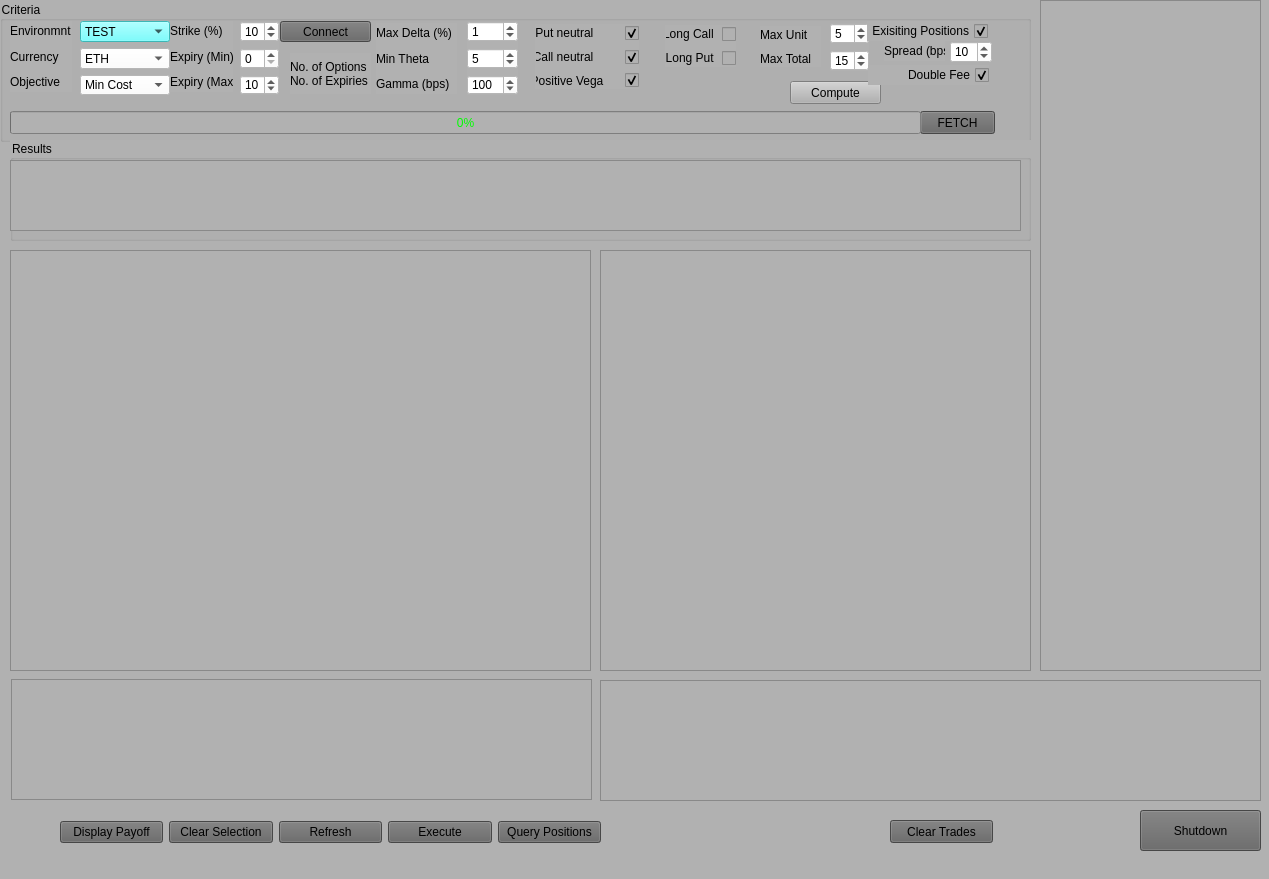
The window that UI/optionAtilla.ui (NickyBenz/optionAtilla) describes before a commit, drawn with Qt 5.
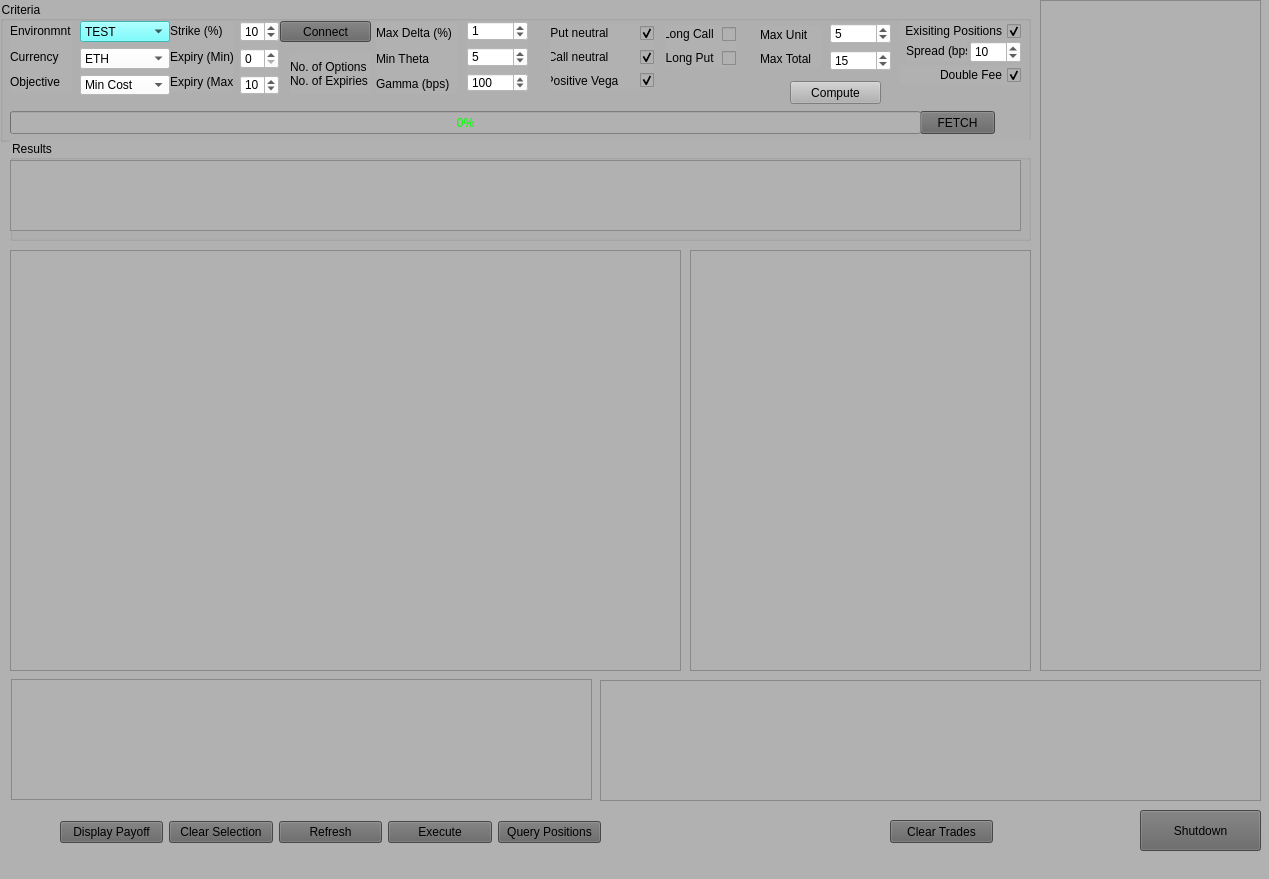
The same window after the commit.

The edit to the form file:
```diff
--- a/UI/optionAtilla.ui
+++ b/UI/optionAtilla.ui
@@ -166,8 +166,8 @@
       <rect>
        <x>467</x>
        <y>20</y>
-       <width>51</width>
-       <height>74</height>
+       <width>61</width>
+       <height>71</height>
       </rect>
      </property>
      <layout class="QVBoxLayout" name="verticalLayout_2">
@@ -180,6 +180,9 @@
         <property name="readOnly">
          <bool>false</bool>
         </property>
+        <property name="maximum">
+         <number>999</number>
+        </property>
         <property name="value">
          <number>1</number>
         </property>
@@ -331,7 +334,7 @@
     <widget class="QWidget" name="layoutWidget">
      <property name="geometry">
       <rect>
-       <x>535</x>
+       <x>550</x>
        <y>23</y>
        <width>104</width>
        <height>65</height>
@@ -448,7 +451,7 @@
       <rect>
        <x>830</x>
        <y>22</y>
-       <width>39</width>
+       <width>61</width>
        <height>48</height>
       </rect>
      </property>
@@ -462,6 +465,9 @@
         <property name="readOnly">
          <bool>false</bool>
         </property>
+        <property name="maximum">
+         <number>999</number>
+        </property>
         <property name="value">
          <number>5</number>
         </property>
@@ -476,6 +482,9 @@
         <property name="readOnly">
          <bool>false</bool>
         </property>
+        <property name="maximum">
+         <number>999</number>
+        </property>
         <property name="value">
          <number>15</number>
         </property>
@@ -531,7 +540,7 @@
     <widget class="QCheckBox" name="checkPositions">
      <property name="geometry">
       <rect>
-       <x>867</x>
+       <x>900</x>
        <y>20</y>
        <width>121</width>
        <height>20</height>
@@ -550,9 +559,9 @@
     <widget class="QSpinBox" name="spinBoxSpread">
      <property name="geometry">
       <rect>
-       <x>950</x>
+       <x>970</x>
        <y>40</y>
-       <width>42</width>
+       <width>51</width>
        <height>22</height>
       </rect>
      </property>
@@ -570,7 +579,7 @@
     <widget class="QLabel" name="labelSpread">
      <property name="geometry">
       <rect>
-       <x>884</x>
+       <x>906</x>
        <y>40</y>
        <width>61</width>
        <height>20</height>
@@ -583,7 +592,7 @@
     <widget class="QCheckBox" name="checkDoubleFee">
      <property name="geometry">
       <rect>
-       <x>868</x>
+       <x>900</x>
        <y>64</y>
        <width>121</width>
        <height>20</height>
@@ -684,7 +693,7 @@
      <rect>
       <x>10</x>
       <y>250</y>
-      <width>581</width>
+      <width>671</width>
       <height>421</height>
      </rect>
     </property>
@@ -707,9 +716,9 @@
    <widget class="QTableView" name="tableViewPositions">
     <property name="geometry">
      <rect>
-      <x>600</x>
+      <x>690</x>
       <y>250</y>
-      <width>431</width>
+      <width>341</width>
       <height>421</height>
      </rect>
     </property>
```
